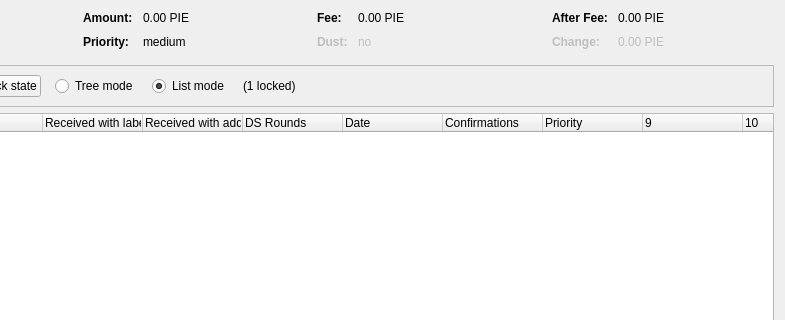
First picture: the form in src/qt/forms/coincontroldialog.ui, repository SocialSend/SocialSend, before the edit; both pictures show x 169 to 954 and y 0 to 320 of the 954 by 500 pixel window.
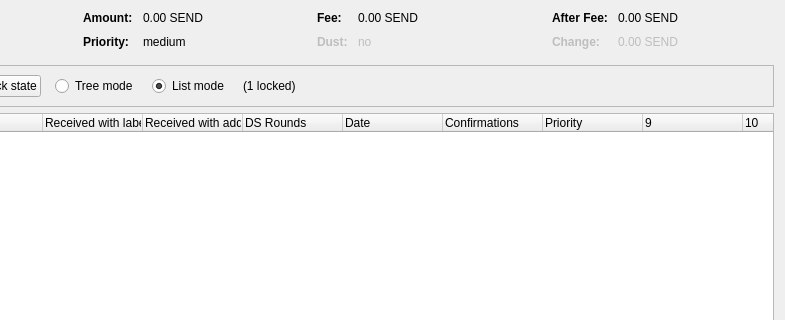
Second picture: the form after the edit. Custom widgets are drawn as their Qt base class.

What changed in the file:
```diff
--- a/src/qt/forms/coincontroldialog.ui
+++ b/src/qt/forms/coincontroldialog.ui
@@ -132,7 +132,7 @@
           <enum>Qt::ActionsContextMenu</enum>
          </property>
          <property name="text">
-          <string notr="true">0.00 PIE</string>
+          <string notr="true">0.00 SEND</string>
          </property>
          <property name="textInteractionFlags">
           <set>Qt::LinksAccessibleByMouse|Qt::TextSelectableByKeyboard|Qt::TextSelectableByMouse</set>
@@ -206,7 +206,7 @@
           <enum>Qt::ActionsContextMenu</enum>
          </property>
          <property name="text">
-          <string notr="true">0.00 PIE</string>
+          <string notr="true">0.00 SEND</string>
          </property>
          <property name="textInteractionFlags">
           <set>Qt::LinksAccessibleByMouse|Qt::TextSelectableByKeyboard|Qt::TextSelectableByMouse</set>
@@ -286,7 +286,7 @@
           <enum>Qt::ActionsContextMenu</enum>
          </property>
          <property name="text">
-          <string notr="true">0.00 PIE</string>
+          <string notr="true">0.00 SEND</string>
          </property>
          <property name="textInteractionFlags">
           <set>Qt::LinksAccessibleByMouse|Qt::TextSelectableByKeyboard|Qt::TextSelectableByMouse</set>
@@ -321,7 +321,7 @@
           <enum>Qt::ActionsContextMenu</enum>
          </property>
          <property name="text">
-          <string notr="true">0.00 PIE</string>
+          <string notr="true">0.00 SEND</string>
          </property>
          <property name="textInteractionFlags">
           <set>Qt::LinksAccessibleByMouse|Qt::TextSelectableByKeyboard|Qt::TextSelectableByMouse</set>
```
